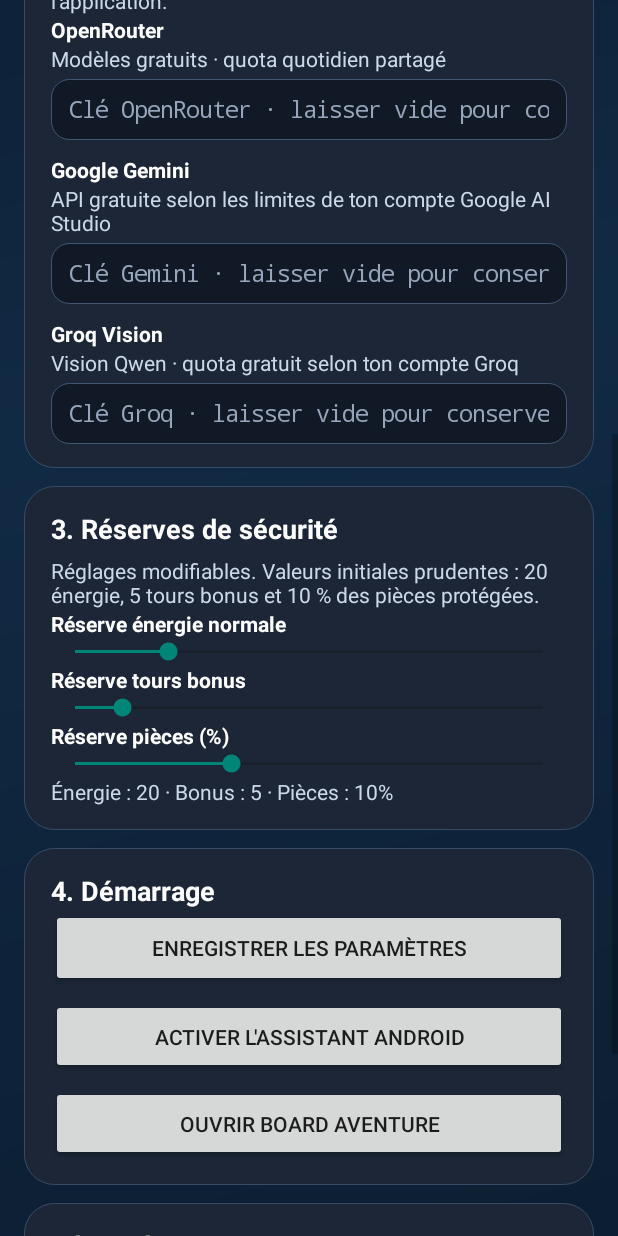
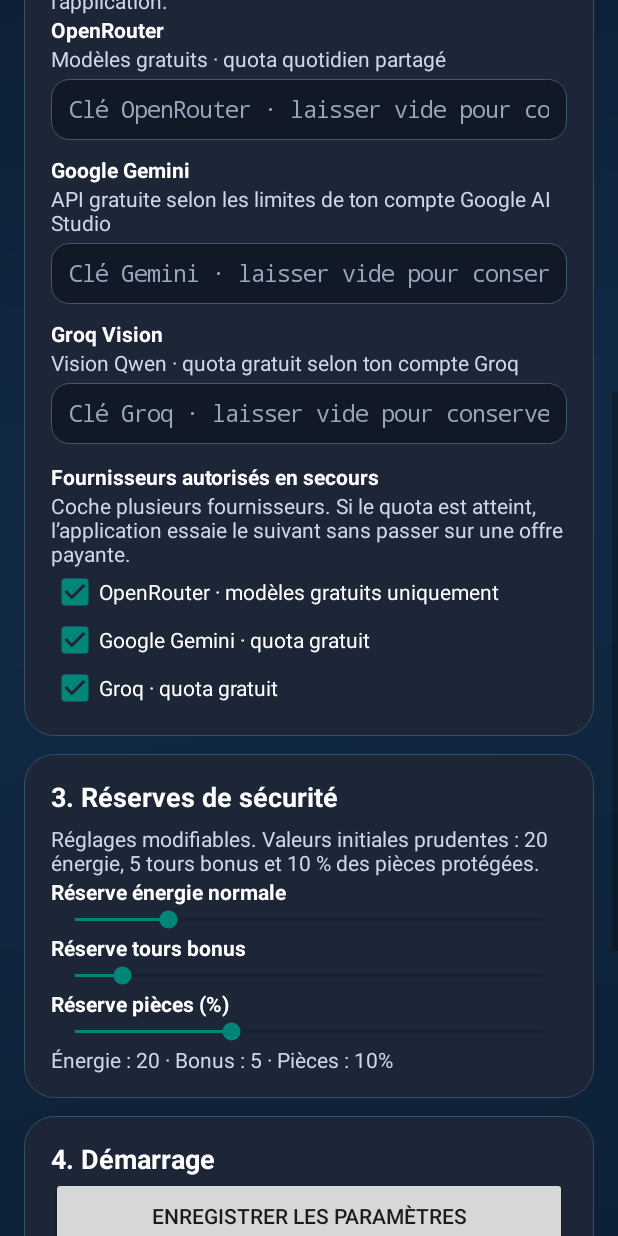
Before and after one commit to nul353000-tech/board-aventure-ia, an Android app: the screen it shows after launch (MainActivity), scrolled down 576 dp, on a phone screen of 412 x 824 dp. Run offline under Robolectric (Android 15) with nearby library versions, the phone set to English and light mode, and no system bars.

Commit message:
Add selectable AI fallback providers and model settings

```diff
--- a/BoardAventureIA/app/src/main/java/fr/boardaventure/ia/MainActivity.kt
+++ b/BoardAventureIA/app/src/main/java/fr/boardaventure/ia/MainActivity.kt
@@ -14,6 +14,7 @@ import android.view.View
 import android.view.ViewGroup
 import android.widget.ArrayAdapter
 import android.widget.Button
+import android.widget.CheckBox
 import android.widget.EditText
 import android.widget.LinearLayout
 import android.widget.ScrollView
@@ -35,6 +36,9 @@ class MainActivity : ComponentActivity() {
     private lateinit var bonusReserve: SeekBar
     private lateinit var coinReserve: SeekBar
     private lateinit var reserveSummary: TextView
+    private lateinit var fallbackOpenRouter: CheckBox
+    private lateinit var fallbackGemini: CheckBox
+    private lateinit var fallbackGroq: CheckBox
 
     private val providers = listOf("OpenRouter", "Google Gemini", "Groq")
     private val providerIds = listOf("openrouter", "gemini", "groq")
@@ -44,8 +48,8 @@ class MainActivity : ComponentActivity() {
             "inclusionai/ling-3.2-flash:free",
             "dots-studio/dots-3-note-preview:free"
         ),
-        "gemini" to listOf("gemini-2.5-flash"),
-        "groq" to listOf("qwen/qwen3.6-27b")
+        "gemini" to listOf("gemini-2.5-flash-lite", "gemini-2.5-flash"),
+        "groq" to listOf("qwen/qwen3.8-27b")
     )
 
     override fun onCreate(savedInstanceState: Bundle?) {
@@ -161,14 +165,14 @@ class MainActivity : ComponentActivity() {
         aiCard.addView(heading("Modèle vision", 14f))
         model = spinner(models[store.provider()] ?: models["openrouter"]!!)
         aiCard.addView(model)
-        model.setSelection((models[store.provider()] ?: models["openrouter"]!!).indexOf(store.model()).coerceAtLeast(0))
+        model.setSelection((models[store.provider()] ?: models["openrouter"]!!).indexOf(store.providerModel(store.provider(), (models[store.provider()] ?: models["openrouter"]!!).first())).coerceAtLeast(0))
         provider.onItemSelectedListener = object : android.widget.AdapterView.OnItemSelectedListener {
             override fun onNothingSelected(parent: android.widget.AdapterView<*>?) = Unit
             override fun onItemSelected(parent: android.widget.AdapterView<*>?, view: View?, position: Int, id: Long) {
                 val idValue = providerIds[position]
                 val options = models[idValue] ?: models["openrouter"]!!
                 model.adapter = ArrayAdapter(this@MainActivity, android.R.layout.simple_spinner_dropdown_item, options)
-                val saved = if (idValue == "openrouter") store.model() else options.first()
+                val saved = store.providerModel(idValue, options.first())
                 model.setSelection(options.indexOf(saved).coerceAtLeast(0))
             }
         }
@@ -191,6 +195,15 @@ class MainActivity : ComponentActivity() {
         addGap(keysCard, 4)
         groqKey = field("Clé Groq · laisser vide pour conserver")
         keysCard.addView(groqKey)
+        addGap(keysCard, 12)
+        keysCard.addView(heading("Fournisseurs autorisés en secours", 14f))
+        keysCard.addView(body("Coche plusieurs fournisseurs. Si le quota est atteint, l’application essaie le suivant sans passer sur une offre payante."))
+        fallbackOpenRouter = CheckBox(this).apply { text = "OpenRouter · modèles gratuits uniquement"; setTextColor(Color.WHITE); isChecked = "openrouter" in store.fallbackProviders() }
+        fallbackGemini = CheckBox(this).apply { text = "Google Gemini · quota gratuit"; setTextColor(Color.WHITE); isChecked = "gemini" in store.fallbackProviders() }
+        fallbackGroq = CheckBox(this).apply { text = "Groq · quota gratuit"; setTextColor(Color.WHITE); isChecked = "groq" in store.fallbackProviders() }
+        keysCard.addView(fallbackOpenRouter)
+        keysCard.addView(fallbackGemini)
+        keysCard.addView(fallbackGroq)
 
         val reserveCard = addSection(root, "3. Réserves de sécurité", "Réglages modifiables. Valeurs initiales prudentes : 20 énergie, 5 tours bonus et 10 % des pièces protégées.")
         fun addReserve(label: String, max: Int, initial: Int): SeekBar {
@@ -270,7 +283,14 @@ class MainActivity : ComponentActivity() {
         if (geminiKey.text.isNotBlank()) store.saveProviderKey("gemini", geminiKey.text.toString().trim())
         if (groqKey.text.isNotBlank()) store.saveProviderKey("groq", groqKey.text.toString().trim())
         store.saveProvider(selectedProvider)
-        if (selectedProvider == "openrouter") store.saveModel(selectedModel)
+        store.saveProviderModel(selectedProvider, selectedModel)
+        val enabledFallbacks = buildSet {
+            if (fallbackOpenRouter.isChecked) add("openrouter")
+            if (fallbackGemini.isChecked) add("gemini")
+            if (fallbackGroq.isChecked) add("groq")
+        }
+        if (enabledFallbacks.isEmpty()) { status.text = "Active au moins un fournisseur de secours."; return }
+        store.saveFallbackProviders(enabledFallbacks)
         store.saveRiskSettings(energyReserve.progress.toLong(), bonusReserve.progress.toLong(), coinReserve.progress.toLong())
         openRouterKey.text.clear()
         geminiKey.text.clear()
```
